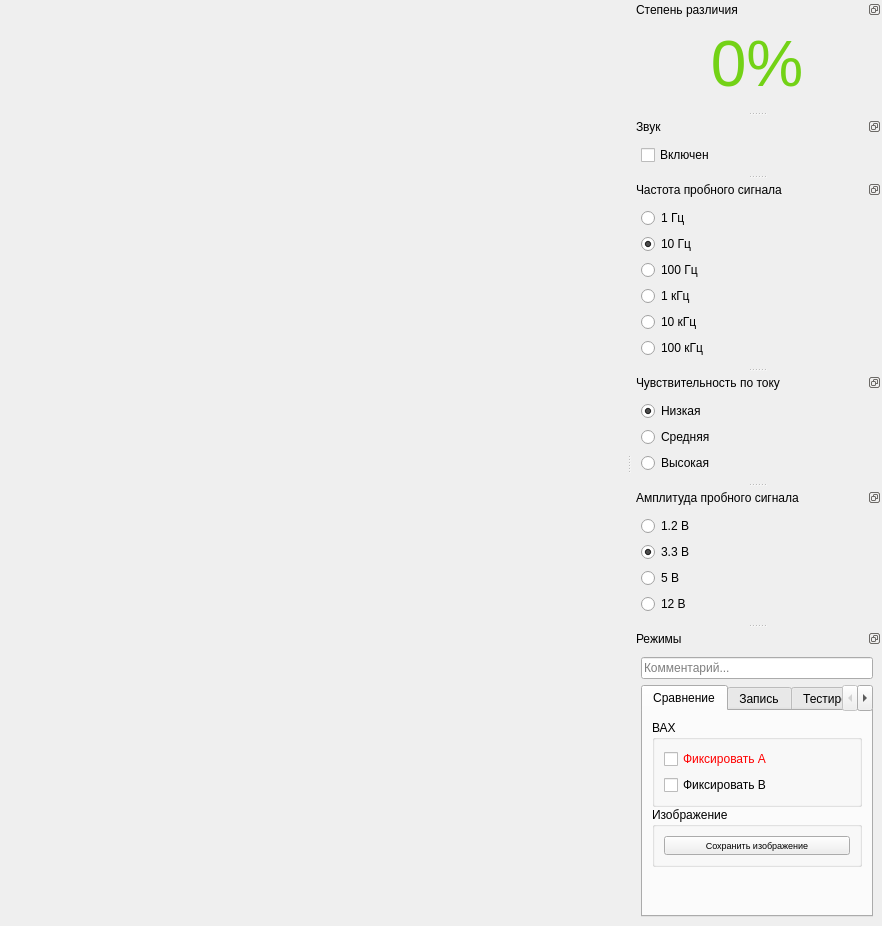
Before: the Qt Designer form gui/mainwindow.ui in EPC-MSU/EPLab, drawn with Qt 5.
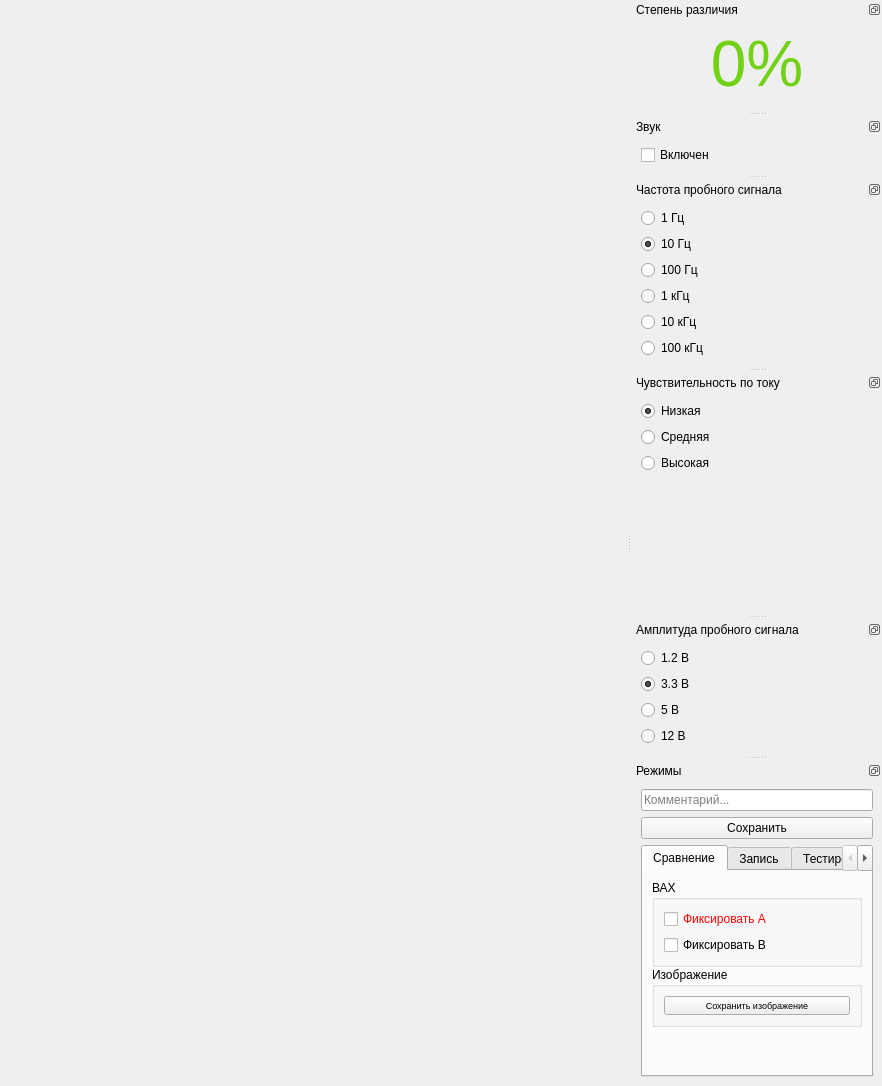
After: the same form once the commit is applied.

Commit message: add buton for save comment

The edit to the form file:
```diff
--- a/gui/mainwindow.ui
+++ b/gui/mainwindow.ui
@@ -7,7 +7,7 @@
     <x>0</x>
     <y>0</y>
     <width>882</width>
-    <height>839</height>
+    <height>1086</height>
    </rect>
   </property>
   <property name="windowTitle">
@@ -327,6 +327,13 @@
        </property>
       </widget>
      </item>
+     <item>
+      <widget class="QPushButton" name="save_comment_push_button">
+       <property name="text">
+        <string>Сохранить</string>
+       </property>
+      </widget>
+     </item>
      <item>
       <widget class="QTabWidget" name="test_plan_tab_widget">
        <property name="sizePolicy">
```
The commit also changes 2 other files.
